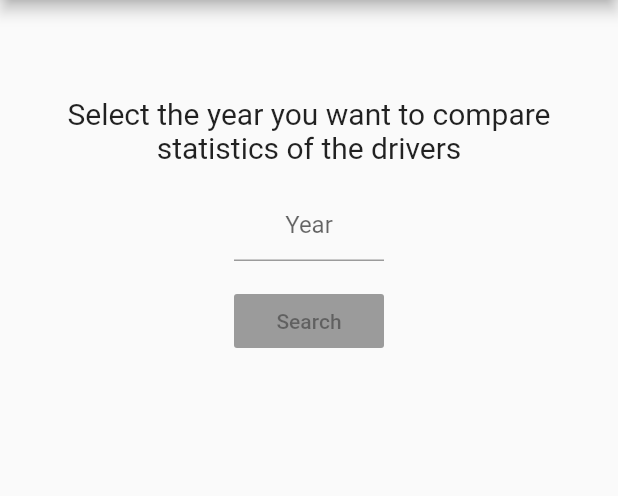
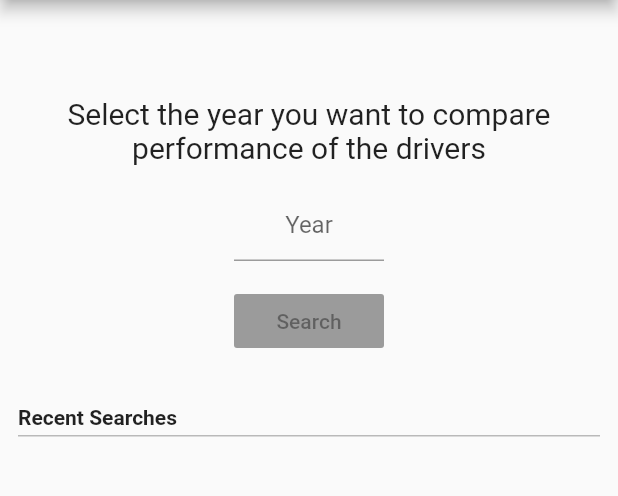
Before and after one commit to kozmi55/f1-rivalries, a Flutter app: the screen it shows after launch, on a phone screen of 412 x 824 dp, the part 84-580 px from its top. Run offline on Flutter 3.47's test engine with Material 2 defaults, Android fonts, the phone set to English and light mode, and no system bars; our stand-ins replace built_collection, built_value, dio, get_it, sqflite; missing offline and left inert: dio_http_cache; accounts and stored records are empty; generated files the repository leaves out were written again.

Commit message:
Design for the recent searches.

```diff
--- a/lib/screens/choose_year/choose_year_screen.dart
+++ b/lib/screens/choose_year/choose_year_screen.dart
@@ -36,13 +36,15 @@ class _ChooseYearScreenState extends State<ChooseYearScreen> {
   }
 
   Widget _buildBody(BuildContext context) {
-    return Column(
+    return SingleChildScrollView(
+      padding: EdgeInsets.symmetric(horizontal: 8.0),
+      child: Column(
         children: <Widget>[
           Container(
             padding: EdgeInsets.symmetric(horizontal: 16.0),
             margin: EdgeInsets.only(bottom: 16.0, top: 64.0),
             child: Text(
-            'Select the year you want to compare statistics of the drivers',
+              'Select the year you want to compare performance of the drivers',
               textAlign: TextAlign.center,
               style: TextStyle(fontSize: 20.0),
             ),
@@ -51,22 +53,36 @@ class _ChooseYearScreenState extends State<ChooseYearScreen> {
               margin: EdgeInsets.only(bottom: 16.0),
               width: 100.0,
               child: TextField(
-              decoration: InputDecoration(hintText: "Year"),
+                decoration: InputDecoration(hintText: 'Year'),
                 textAlign: TextAlign.center,
                 keyboardType: TextInputType.number,
                 onChanged: (value) => _setYear(int.parse(value)),
               )),
           Container(
             width: 100,
+            margin: EdgeInsets.only(bottom: 32.0),
             child: RaisedButton(
               child: Text('Search'),
               onPressed: _isYearValid() ? () => {_navigateToDriverSelection(context)} : null,
             ),
           ),
           Container(
+            alignment: Alignment.bottomLeft,
+            child: Text('Recent Searches',
+                style: TextStyle(fontWeight: FontWeight.bold, fontSize: 14.0), textAlign: TextAlign.start),
+            margin: EdgeInsets.only(bottom: 4.0, left: 4.0),
+          ),
+          Container(
+            height: 1.0,
+            color: Colors.black26,
+            margin: EdgeInsets.only(bottom: 16.0, left: 4.0, right: 4.0),
+          ),
+          Container(
             child: RecentComparisionsView(),
+            margin: EdgeInsets.only(bottom: 16.0),
           )
         ],
+      ),
     );
   }
 
```
Also changed, not shown: lib/db/comparisions_table.dart (+9 -3 lines), lib/screens/choose_year/recent_comparisions_view.dart (+9 -11 lines), lib/screens/choose_year/saved_comparision_row.dart (added, +65 -0 lines). Lines whose indentation alone changed are shown as unchanged.
